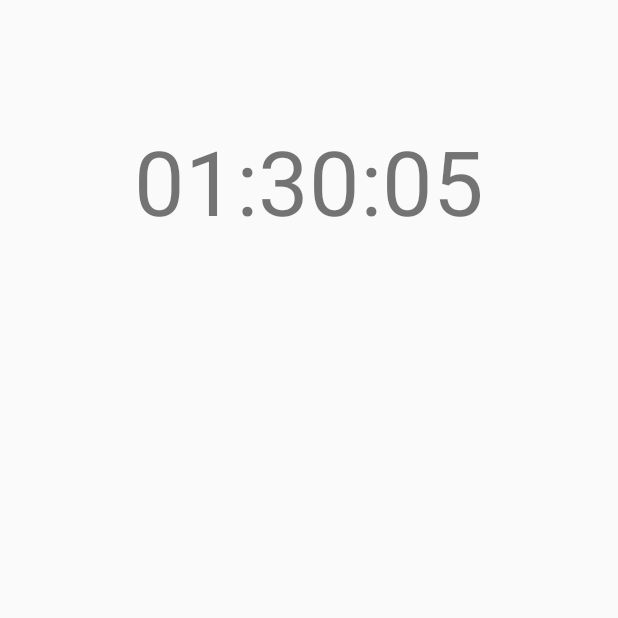
After one commit to LEOch007/SimpleDo, an Android app: the Workclock screen opened directly, with no data from a screen before it, on a phone screen of 412 x 824 dp, the top half of it. The commit adds this screen. Run offline under Robolectric (Android 15) with nearby library versions, the light colour scheme and no system bars.

Commit message:
Workclock 番茄种倒计时

```diff
--- a/app/src/main/AndroidManifest.xml
+++ b/app/src/main/AndroidManifest.xml
@@ -17,6 +17,7 @@
             </intent-filter>
         </activity>
         <activity android:name=".Datetask"/>
+        <activity android:name=".Workclock"/>
         <activity android:name=".additem"/>
         <activity android:name=".UpdateActivity"/>
         <activity android:name=".startupView" />
--- a/app/src/main/java/com/gy/linjliang/simpledo/MainActivity.java
+++ b/app/src/main/java/com/gy/linjliang/simpledo/MainActivity.java
@@ -62,6 +62,14 @@ public class MainActivity extends AppCompatActivity {
                 startActivity(intent);
             }
         });
+        working.setOnClickListener(new View.OnClickListener() {
+            @Override
+            public void onClick(View view) {
+                Intent intent = new Intent(MainActivity.this,Workclock.class);
+                startActivity(intent);
+            }
+        });
+
         show(myDatabase);
 
         if(actionBar!=null){
--- /dev/null
+++ b/app/src/main/java/com/gy/linjliang/simpledo/Workclock.java
@@ -0,0 +1,56 @@
+package com.gy.linjliang.simpledo;
+
+import android.os.Bundle;
+import android.os.CountDownTimer;
+import android.support.v7.app.AppCompatActivity;
+import android.widget.TextView;
+import android.widget.Toast;
+
+/**
+ * Created by lenovo on 2018/1/6.
+ */
+
+public class Workclock extends AppCompatActivity {
+    private TextView myclk;
+    private CountDownTimer timer;
+    @Override
+    protected void onCreate(Bundle savedInstanceState) {
+        super.onCreate(savedInstanceState);
+        setContentView(R.layout.activity_workclock);
+        init();
+        //设置时间
+        String lefttime = "01:30:06";
+        myclk.setText(lefttime);
+        //取时间
+        String[] stime = lefttime.split(":");
+        int sumsec = 0; //总秒数
+        int weight[] = {3600,60,1}; //加权
+        for(int i=0;i<stime.length;i++){
+            sumsec += Integer.parseInt(stime[i])*weight[i];
+        }
+        //倒计时
+        timer = new CountDownTimer(sumsec*1000, 1000){ //第一个参数开始到结束时长 第二个参数每次onTick时长
+            @Override
+            public void onTick(long millisUntilFinished) {
+                int nowtime = (int)millisUntilFinished/1000;
+                int h = nowtime/3600; nowtime = nowtime%3600;
+                int m = nowtime/60;
+                int s = nowtime%60;
+                String hour = h/10==0 ? "0"+h : ""+h ;
+                String minute = m/10==0 ? "0"+m : ""+m ;
+                String second = s/10==0 ? "0"+s : ""+s ;
+                String all = hour+":"+minute+":"+second;
+                myclk.setText(all);
+            }
+            @Override
+            public void onFinish() {
+                Toast.makeText(Workclock.this,"不可思议",Toast.LENGTH_SHORT).show();
+            }
+        };
+        timer.start();
+    }
+    //找到控件
+    public void init(){
+        myclk = (TextView)findViewById(R.id.myclk);
+    }
+}
--- /dev/null
+++ b/app/src/main/res/layout/activity_workclock.xml
@@ -0,0 +1,23 @@
+<?xml version="1.0" encoding="utf-8"?>
+<android.support.constraint.ConstraintLayout
+    xmlns:android="http://schemas.android.com/apk/res/android"
+    xmlns:app="http://schemas.android.com/apk/res-auto"
+    xmlns:tools="http://schemas.android.com/tools"
+    android:layout_width="match_parent"
+    android:layout_height="match_parent">
+
+    <TextView
+        android:id="@+id/myclk"
+        android:layout_width="240dp"
+        android:layout_height="80dp"
+        android:text="00:00:00"
+        android:textSize="60sp"
+        android:gravity="center"
+        android:layout_marginLeft="8dp"
+        app:layout_constraintLeft_toLeftOf="parent"
+        android:layout_marginRight="8dp"
+        app:layout_constraintRight_toRightOf="parent"
+        app:layout_constraintTop_toTopOf="parent"
+        android:layout_marginTop="80dp" />
+
+</android.support.constraint.ConstraintLayout>
```
